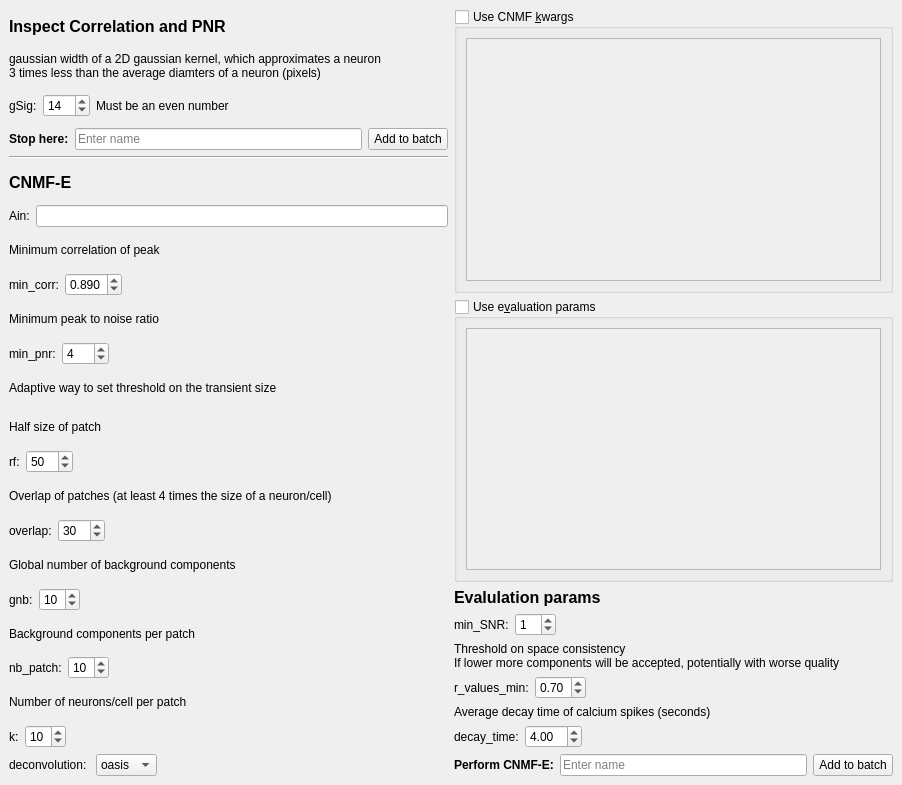
Qt form mesmerize/viewer/modules/ui_files/cnmfe_pytemplate.ui (kushalkolar/MESmerize) before a commit.
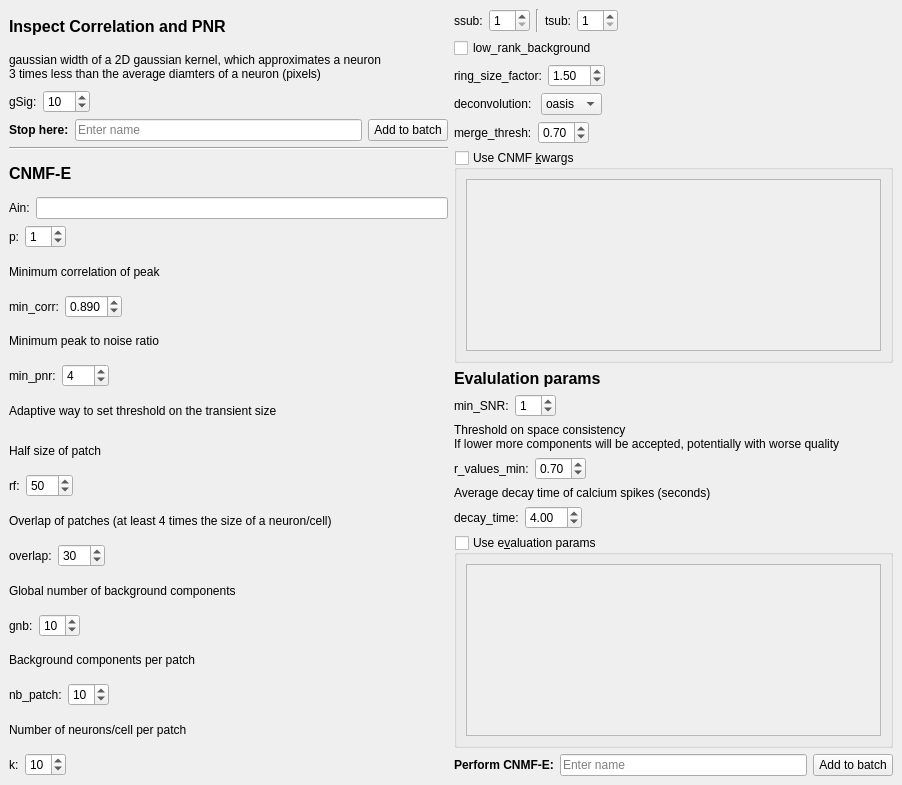
The same form after that commit.

The edit to the form file:
```diff
--- a/mesmerize/viewer/modules/ui_files/cnmfe_pytemplate.ui
+++ b/mesmerize/viewer/modules/ui_files/cnmfe_pytemplate.ui
@@ -20,7 +20,7 @@
    <string>&amp;CNMF-E</string>
   </property>
   <widget class="QWidget" name="dockWidgetContents">
-   <layout class="QHBoxLayout" name="horizontalLayout_4">
+   <layout class="QHBoxLayout" name="horizontalLayout_15">
     <item>
      <layout class="QVBoxLayout" name="verticalLayout_2">
       <item>
@@ -69,14 +69,7 @@
            <number>2</number>
           </property>
           <property name="value">
-           <number>14</number>
-          </property>
-         </widget>
-        </item>
-        <item>
-         <widget class="QLabel" name="label_22">
-          <property name="text">
-           <string>Must be an even number</string>
+           <number>10</number>
           </property>
          </widget>
         </item>
@@ -161,6 +154,37 @@
         </item>
        </layout>
       </item>
+      <item>
+       <layout class="QHBoxLayout" name="horizontalLayout_12">
+        <item>
+         <widget class="QLabel" name="label_19">
+          <property name="text">
+           <string>p:</string>
+          </property>
+         </widget>
+        </item>
+        <item>
+         <widget class="QSpinBox" name="spinBox_p">
+          <property name="value">
+           <number>1</number>
+          </property>
+         </widget>
+        </item>
+        <item>
+         <spacer name="horizontalSpacer_3">
+          <property name="orientation">
+           <enum>Qt::Horizontal</enum>
+          </property>
+          <property name="sizeHint" stdset="0">
+           <size>
+            <width>40</width>
+            <height>20</height>
+           </size>
+          </property>
+         </spacer>
+        </item>
+       </layout>
+      </item>
       <item>
        <widget class="QLabel" name="label_7">
         <property name="text">
@@ -461,6 +485,112 @@
         </item>
        </layout>
       </item>
+     </layout>
+    </item>
+    <item>
+     <layout class="QVBoxLayout" name="verticalLayout">
+      <item>
+       <layout class="QHBoxLayout" name="horizontalLayout_23">
+        <item>
+         <widget class="QLabel" name="label_35">
+          <property name="text">
+           <string>ssub:</string>
+          </property>
+         </widget>
+        </item>
+        <item>
+         <widget class="QSpinBox" name="spinBox_ssub">
+          <property name="minimum">
+           <number>1</number>
+          </property>
+          <property name="value">
+           <number>1</number>
+          </property>
+         </widget>
+        </item>
+        <item>
+         <widget class="Line" name="line">
+          <property name="orientation">
+           <enum>Qt::Vertical</enum>
+          </property>
+         </widget>
+        </item>
+        <item>
+         <widget class="QLabel" name="label_36">
+          <property name="text">
+           <string>tsub:</string>
+          </property>
+         </widget>
+        </item>
+        <item>
+         <widget class="QSpinBox" name="spinBox_tsub">
+          <property name="minimum">
+           <number>1</number>
+          </property>
+          <property name="singleStep">
+           <number>1</number>
+          </property>
+          <property name="value">
+           <number>1</number>
+          </property>
+         </widget>
+        </item>
+        <item>
+         <spacer name="horizontalSpacer_17">
+          <property name="orientation">
+           <enum>Qt::Horizontal</enum>
+          </property>
+          <property name="sizeHint" stdset="0">
+           <size>
+            <width>40</width>
+            <height>20</height>
+           </size>
+          </property>
+         </spacer>
+        </item>
+       </layout>
+      </item>
+      <item>
+       <widget class="QCheckBox" name="checkBox_low_rank_background">
+        <property name="text">
+         <string>low_rank_background</string>
+        </property>
+       </widget>
+      </item>
+      <item>
+       <layout class="QHBoxLayout" name="horizontalLayout_4">
+        <item>
+         <widget class="QLabel" name="label_6">
+          <property name="text">
+           <string>ring_size_factor:</string>
+          </property>
+         </widget>
+        </item>
+        <item>
+         <widget class="QDoubleSpinBox" name="doubleSpinBox_ring_size_factor">
+          <property name="singleStep">
+           <double>0.100000000000000</double>
+          </property>
+          <property name="value">
+           <double>1.500000000000000</double>
+          </property>
+         </widget>
+        </item>
+        <item>
+         <spacer name="horizontalSpacer_9">
+          <property name="orientation">
+           <enum>Qt::Horizontal</enum>
+          </property>
+          <property name="sizeHint" stdset="0">
+           <size>
+            <width>40</width>
+            <height>20</height>
+           </size>
+          </property>
+         </spacer>
+        </item>
+       </layout>
+      </item>
       <item>
        <layout class="QHBoxLayout" name="horizontalLayout_5">
         <item>
@@ -504,10 +634,43 @@
         </item>
        </layout>
       </item>
-     </layout>
-    </item>
-    <item>
-     <layout class="QVBoxLayout" name="verticalLayout">
+      <item>
+       <layout class="QHBoxLayout" name="horizontalLayout_14">
+        <item>
+         <widget class="QLabel" name="label_22">
+          <property name="text">
+           <string>merge_thresh:</string>
+          </property>
+         </widget>
+        </item>
+        <item>
+         <widget class="QDoubleSpinBox" name="doubleSpinBoxMergeThresh">
+          <property name="maximum">
+           <double>1.000000000000000</double>
+          </property>
+          <property name="singleStep">
+           <double>0.050000000000000</double>
+          </property>
+          <property name="value">
+           <double>0.700000000000000</double>
+          </property>
+         </widget>
+        </item>
+        <item>
+         <spacer name="horizontalSpacer_15">
+          <property name="orientation">
+           <enum>Qt::Horizontal</enum>
+          </property>
+          <property name="sizeHint" stdset="0">
+           <size>
+            <width>40</width>
+            <height>20</height>
+           </size>
+          </property>
+         </spacer>
+        </item>
+       </layout>
+      </item>
       <item>
        <widget class="QGroupBox" name="groupBox_cnmf_kwargs">
         <property name="toolTip">
@@ -538,33 +701,6 @@
         </layout>
        </widget>
       </item>
-      <item>
-       <widget class="QGroupBox" name="groupBox_eval_kwargs">
-        <property name="toolTip">
-         <string>You can enter additional parameters to use for component evaluation.
-Use single quotes for strings, do not use double quotes</string>
-        </property>
-        <property name="title">
-         <string>Use e&amp;valuation params</string>
-        </property>
-        <property name="checkable">
-         <bool>true</bool>
-        </property>
-        <property name="checked">
-         <bool>false</bool>
-        </property>
-        <layout class="QVBoxLayout" name="verticalLayout_5">
-         <item>
-          <widget class="QPlainTextEdit" name="plainTextEdit_eval_kwargs">
-           <property name="toolTip">
-            <string>You can enter additional parameters to use for component evaluation.
-Use single quotes for strings, do not use double quotes</string>
-           </property>
-          </widget>
-         </item>
-        </layout>
-       </widget>
-      </item>
       <item>
        <widget class="QLabel" name="label_23">
         <property name="font">
@@ -699,6 +835,33 @@
         </item>
        </layout>
       </item>
+      <item>
+       <widget class="QGroupBox" name="groupBox_eval_kwargs">
+        <property name="toolTip">
+         <string>You can enter additional parameters to use for component evaluation.
+Use single quotes for strings, do not use double quotes</string>
+        </property>
+        <property name="title">
+         <string>Use e&amp;valuation params</string>
+        </property>
+        <property name="checkable">
+         <bool>true</bool>
+        </property>
+        <property name="checked">
+         <bool>false</bool>
+        </property>
+        <layout class="QVBoxLayout" name="verticalLayout_5">
+         <item>
+          <widget class="QPlainTextEdit" name="plainTextEdit_eval_kwargs">
+           <property name="toolTip">
+            <string>You can enter additional parameters to use for component evaluation.
+Use single quotes for strings, do not use double quotes</string>
+           </property>
+          </widget>
+         </item>
+        </layout>
+       </widget>
+      </item>
       <item>
        <layout class="QHBoxLayout" name="horizontalLayout_11">
         <item>
```
Left out of the diff: 11 changed lines with no effect on the pictures.
